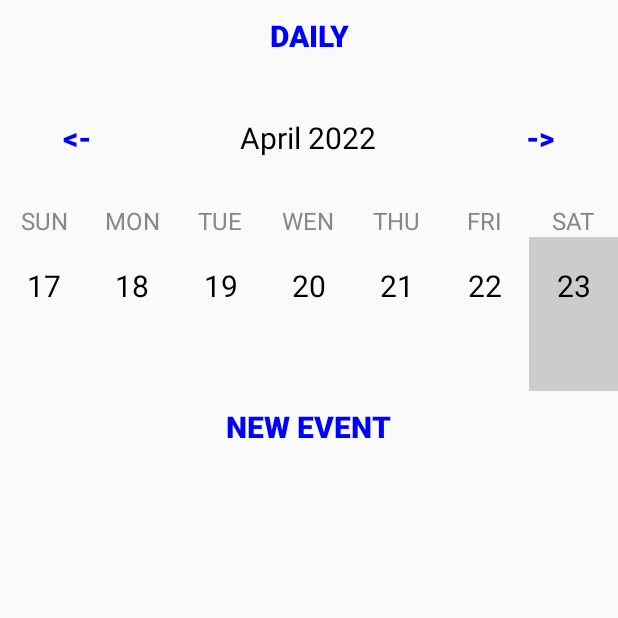
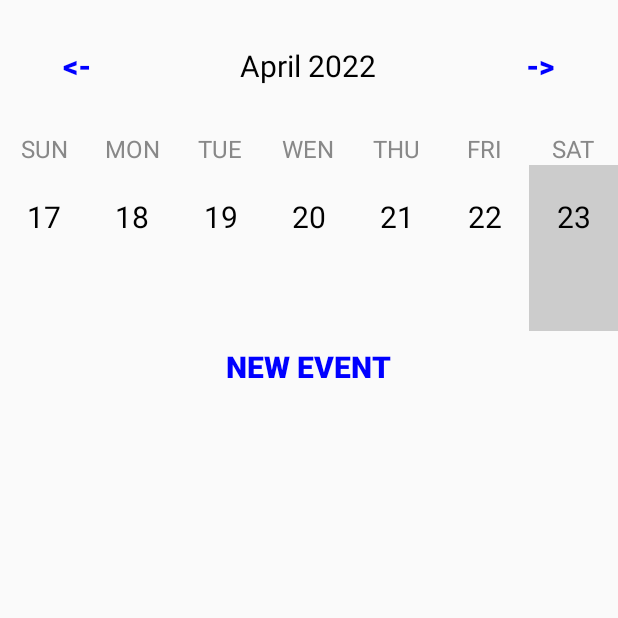
Before and after one commit to StephenFireball/My-Time, an Android app: the screen it shows after launch (WeekViewActivity before the commit, WeekActivity after it), after a tap on "WEEKLY", on a phone screen of 412 x 824 dp, the top half of it. Run offline under Robolectric (Android 15) with nearby library versions, the light colour scheme and no system bars.

Commit message:
new commit

```diff
--- a/app/src/main/AndroidManifest.xml
+++ b/app/src/main/AndroidManifest.xml
@@ -9,11 +9,8 @@
         android:roundIcon="@mipmap/ic_launcher_round"
         android:supportsRtl="true"
         android:theme="@style/Theme.CalendarAppExample">
-        <activity
-            android:name="com.samsung.mytime.DailyCalendarActivity"
-            android:exported="true" />
         <activity android:name="com.samsung.mytime.EventEditActivity" />
-        <activity android:name="com.samsung.mytime.WeekViewActivity" />
+        <activity android:name="com.samsung.mytime.WeekActivity" />
         <activity android:name="com.samsung.mytime.MainActivity">
             <intent-filter>
                 <action android:name="android.intent.action.MAIN" />
--- a/app/src/main/java/com/samsung/mytime/EventEditActivity.java
+++ b/app/src/main/java/com/samsung/mytime/EventEditActivity.java
@@ -35,10 +35,10 @@ public class EventEditActivity extends AppCompatActivity{
     }
 
     public void saveEventAction(View view){
+        OpenHelper openHelper = OpenHelper.instanceOfDB(this);
         String eventName = eventNameET.getText().toString();
         Event newEvent = new Event(eventName, CalendarUtils.selectedDate, time);
         Event.eventsList.add(newEvent);
-        OpenHelper openHelper = new OpenHelper(this);
         openHelper.insert(newEvent);
         finish();
     }
--- a/app/src/main/java/com/samsung/mytime/MainActivity.java
+++ b/app/src/main/java/com/samsung/mytime/MainActivity.java
@@ -5,8 +5,6 @@ import androidx.recyclerview.widget.GridLayoutManager;
 import androidx.recyclerview.widget.RecyclerView;
 
 import android.content.Intent;
-import android.database.Cursor;
-import android.database.sqlite.SQLiteDatabase;
 import android.os.Bundle;
 import android.view.View;
 import android.widget.TextView;
@@ -24,6 +22,7 @@ public class MainActivity extends AppCompatActivity implements CalendarAdapter.O
         super.onCreate(savedInstanceState);
         setContentView(R.layout.activity_main);
         initWidgets();
+        OpenHelper openHelper = new OpenHelper(this);
         CalendarUtils.selectedDate = LocalDate.now();
         setMonthView();
     }
@@ -62,6 +61,6 @@ public class MainActivity extends AppCompatActivity implements CalendarAdapter.O
     }
 
     public void weeklyAction(View view){
-        startActivity(new Intent(this, WeekViewActivity.class));
+        startActivity(new Intent(this, WeekActivity.class));
     }
 }
--- a/app/src/main/java/com/samsung/mytime/OpenHelper.java
+++ b/app/src/main/java/com/samsung/mytime/OpenHelper.java
@@ -62,9 +62,14 @@ public class OpenHelper extends SQLiteOpenHelper {
         SQLiteDatabase database = getReadableDatabase();
         database.delete(TABLE_NAME, null, null);
     }
+    public static OpenHelper instanceOfDB(Context context){
+        if (openHelper == null){
+            openHelper = new OpenHelper(context);
+        }
+        return openHelper;
+    }
 
     public ArrayList<Event> findAllEvents(){
-        ArrayList<Event> arrEvent = new ArrayList<>();
         SQLiteDatabase db = getReadableDatabase();
         Cursor cursor = db.query(TABLE_NAME,
                 null,
@@ -81,8 +86,8 @@ public class OpenHelper extends SQLiteOpenHelper {
             String time = cursor.getString(cursor.getColumnIndexOrThrow(COLUMN_TIME));
             LocalDate dateId = LocalDate.parse(date, dateFormatter);
             LocalTime timeId = LocalTime.parse(time, timeFormatter);
-            arrEvent.add(new Event(id, nameId, dateId, timeId));
+            Event.eventsList.add(new Event(id, nameId, dateId, timeId));
         }while (cursor.moveToNext());
-        return arrEvent;
+        return null;
     }
 }
--- a/app/src/main/java/com/samsung/mytime/WeekViewActivity.java
+++ b/app/src/main/java/com/samsung/mytime/WeekActivity.java
@@ -13,7 +13,7 @@ import android.widget.TextView;
 import java.time.LocalDate;
 import java.util.ArrayList;
 
-public class WeekViewActivity extends AppCompatActivity implements CalendarAdapter.OnItemListener{
+public class WeekActivity extends AppCompatActivity implements CalendarAdapter.OnItemListener{
     private TextView monthYearText;
     private RecyclerView calendarRecyclerView;
     private ListView eventListView;
@@ -22,8 +22,13 @@ public class WeekViewActivity extends AppCompatActivity implements CalendarAdapt
     protected void onCreate(Bundle savedInstanceState){
         super.onCreate(savedInstanceState);
         setContentView(R.layout.activity_week_view);
+        loadFromDBToMemory();
         initWidgets();
         setWeekView();
+    }
+
+    private void loadFromDBToMemory() {
+        OpenHelper openHelper = OpenHelper.instanceOfDB(this);
     }
 
     private void initWidgets(){
@@ -75,8 +80,4 @@ public class WeekViewActivity extends AppCompatActivity implements CalendarAdapt
     public void newEventAction(View view){
         startActivity(new Intent(this, EventEditActivity.class));
     }
-
-    public void dailyAction(View view){
-        startActivity(new Intent(this, DailyCalendarActivity.class));
-    }
 }
--- a/app/src/main/res/layout/activity_week_view.xml
+++ b/app/src/main/res/layout/activity_week_view.xml
@@ -6,18 +6,8 @@
     android:layout_width="match_parent"
     android:layout_height="match_parent"
     android:orientation="vertical"
-    tools:context="com.samsung.mytime.WeekViewActivity">
+    tools:context="com.samsung.mytime.WeekActivity">
 
-    <Button
-        android:layout_width="wrap_content"
-        android:layout_height="wrap_content"
-        android:layout_gravity="center"
-        android:text="Daily"
-        android:textColor="@color/blue"
-        android:background="@null"
-        android:textStyle="bold"
-        android:onClick="dailyAction"
-        android:textSize="20sp"/>
 
     <LinearLayout
         android:layout_width="match_parent"
```
Also changed, not shown: app/src/main/java/com/samsung/mytime/DailyCalendarActivity.java (deleted, +0 -79 lines), app/src/main/java/com/samsung/mytime/HourAdapter.java (deleted, +0 -85 lines), app/src/main/java/com/samsung/mytime/HourEvent.java (deleted, +0 -30 lines), app/src/main/res/layout/hour_cell.xml (deleted, +0 -64 lines).
